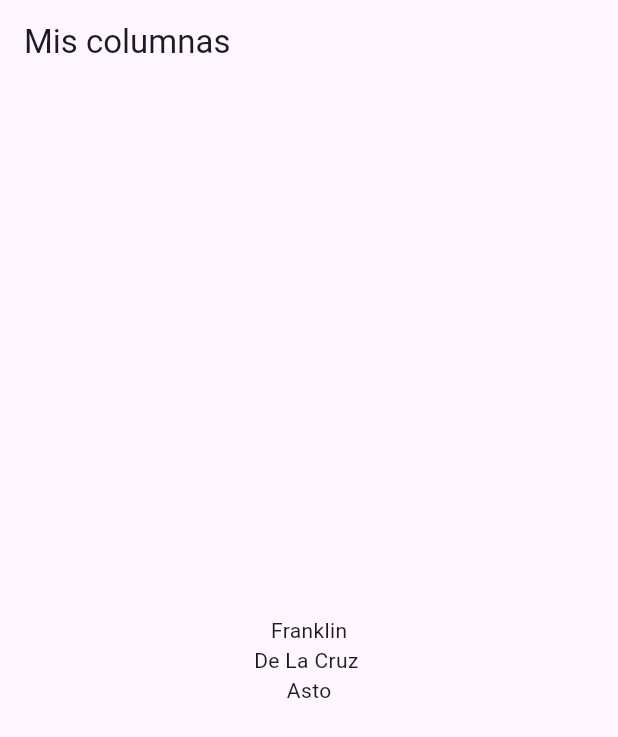
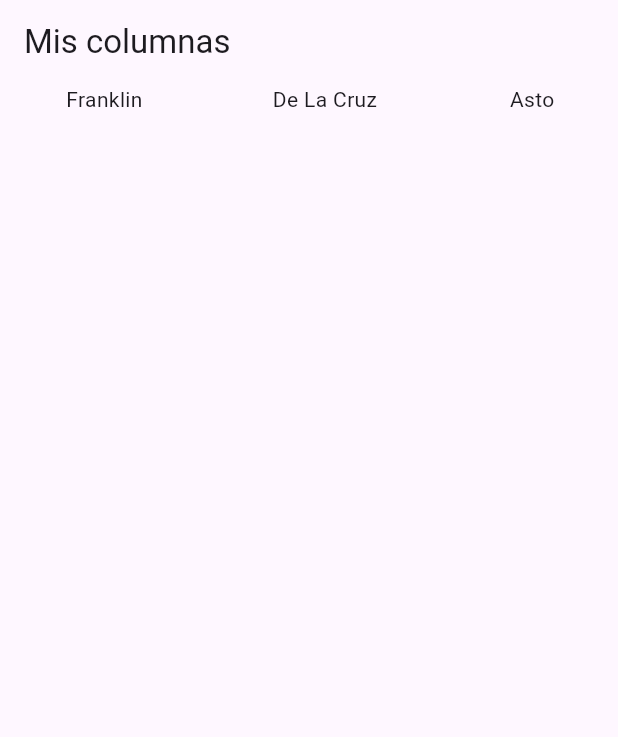
Before and after one commit to frafranklin/Flutter01, a Flutter app: the screen it shows after launch, on a phone screen of 412 x 824 dp. Shown: the top 737 px of the screen. Run offline on Flutter 3.47's test engine with Material 3 defaults, Android fonts, the light colour scheme and no system bars.

Commit message:
Propuesto 4

```diff
--- a/lib/main.dart
+++ b/lib/main.dart
@@ -30,14 +30,17 @@ class _InicioState extends State<Inicio> {
       appBar: AppBar(
         title: Text("Mis columnas"),
       ),
-      body: Column(
-          mainAxisAlignment: MainAxisAlignment.center, // añadimos solo esto XD
+      body: Row(
+          mainAxisAlignment: MainAxisAlignment.spaceAround,
           mainAxisSize: MainAxisSize.max,
           children: <Widget>[
             Container(
-              width: MediaQuery.of(context).size.width,
+              child: Text(
+                "Franklin ",
+                textAlign: TextAlign.center,
+              ),
+              // width: MediaQuery.of(context).size.width,
             ),
-            Text("Franklin"),
             Text("De La Cruz "),
             Text("Asto"),
           ]),
```
